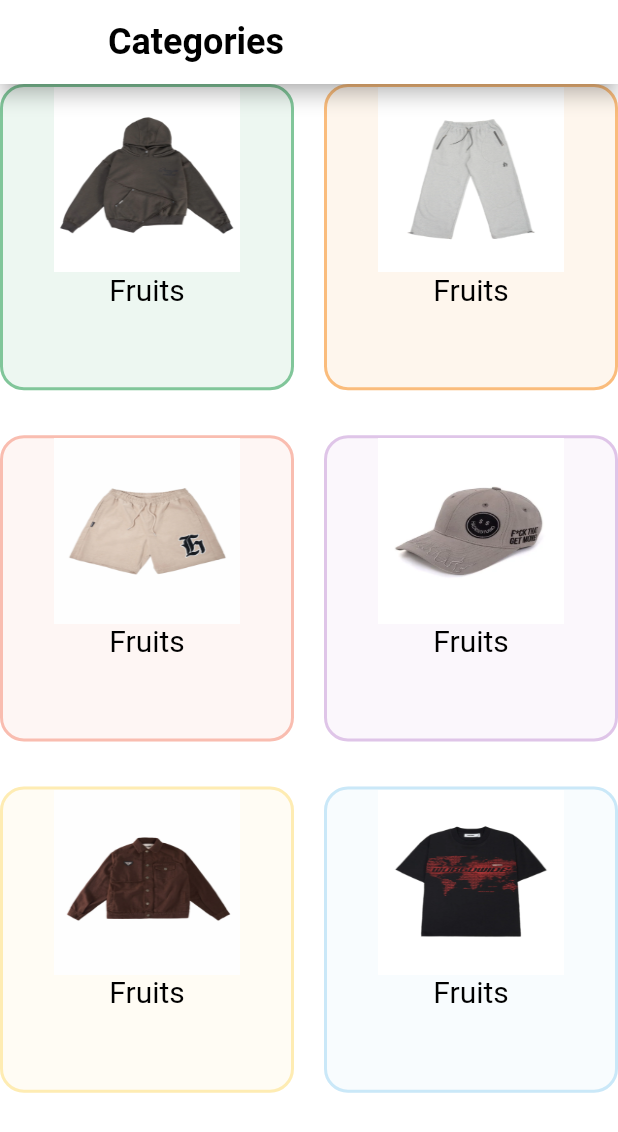
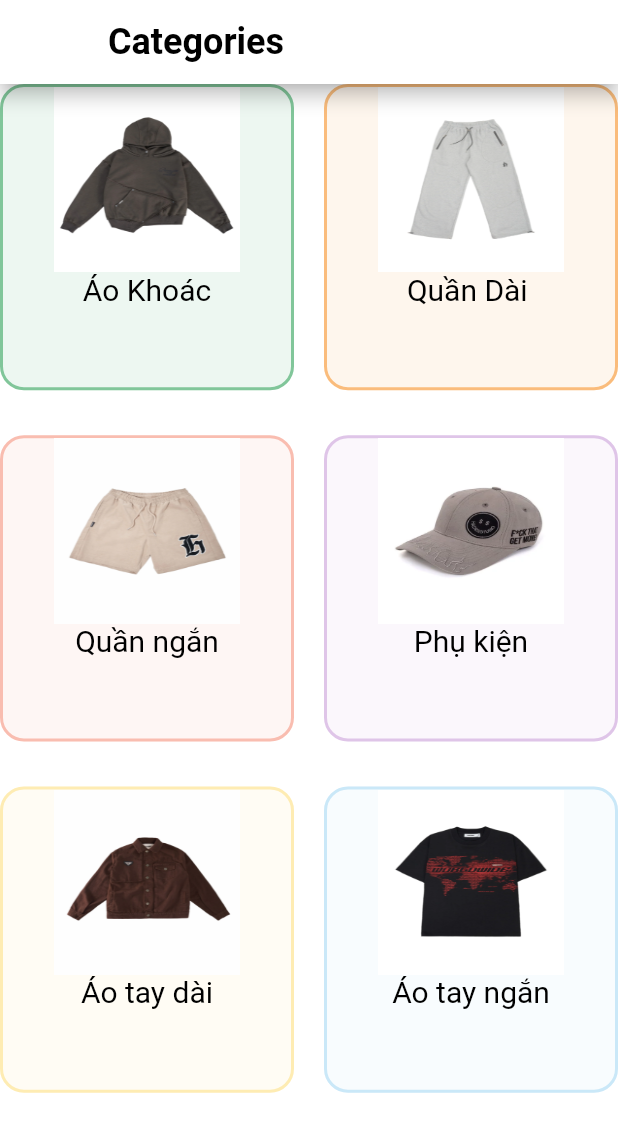
Before and after one commit to PhuThuan/bao_cao_di_dong, a Flutter app: the CategoriesScreen screen opened directly, on a phone screen of 412 x 824 dp. Shown: the top 1132 px of the screen. Run offline on Flutter 3.47's test engine with Material 2 defaults, Android fonts, the light colour scheme and no system bars; our stand-ins replace card_swiper, cloud_firestore, firebase_auth, firebase_core, flutter_iconly, shared_preferences and 1 more; accounts and stored records are empty; network calls fail.

Commit message:
them san pham tu data

```diff
--- a/bao_cao_cuoi_ki/lib/models/products_model.dart
+++ b/bao_cao_cuoi_ki/lib/models/products_model.dart
@@ -1,17 +1,6 @@
-import 'package:flutter/cupertino.dart';
-
-class ProductModel with ChangeNotifier {
-  final String id, title, imageUrl, productCategoryName;
-  final double price, salePrice;
-  final bool isOnSale, isPiece;
-
-  ProductModel(
-      {required this.id,
-      required this.title,
-      required this.imageUrl,
-      required this.productCategoryName,
-      required this.price,
-      required this.salePrice,
-      required this.isOnSale,
-      required this.isPiece});
+class ProductModel {
+  final String image;
+  final String name;
+  final int price;
+  ProductModel({required this.image, required this.name, required this.price});
 }
--- a/bao_cao_cuoi_ki/lib/screens/btm_bar.dart
+++ b/bao_cao_cuoi_ki/lib/screens/btm_bar.dart
@@ -8,6 +8,7 @@ import 'package:flutter_iconly/flutter_iconly.dart';
 import 'package:provider/provider.dart';
 
 class BottomBarScreen extends StatefulWidget {
+  static const routeName = "/BottomBarScreenState";
   const BottomBarScreen({super.key});
 
   @override
@@ -15,7 +16,7 @@ class BottomBarScreen extends StatefulWidget {
 }
 
 class _BottomBarScreenState extends State<BottomBarScreen> {
-  int _selectedIndex = 2;
+  int _selectedIndex = 0;
   final List<Map<String, dynamic>> _pages = [
     {'page': const HomeScreen(), 'title': 'Home Screen'},
     {'page': CategoriesScreen(), 'title': 'Categories Screen'},
--- a/bao_cao_cuoi_ki/lib/screens/categories.dart
+++ b/bao_cao_cuoi_ki/lib/screens/categories.dart
@@ -1,12 +1,16 @@
+import 'package:bao_cao_cuoi_ki/screens/product_screen.dart';
+import 'package:bao_cao_cuoi_ki/services/global_methods.dart';
 import 'package:bao_cao_cuoi_ki/services/utils.dart';
 import 'package:bao_cao_cuoi_ki/widgets/categories_widget.dart';
 import 'package:bao_cao_cuoi_ki/widgets/text_widget.dart';
+import 'package:flutter/foundation.dart';
 import 'package:flutter/material.dart';
 
 class CategoriesScreen extends StatelessWidget {
   CategoriesScreen({
     super.key,
   });
+  static const routeName = "/CategoriesScreenState";
   List<Color> gridColors = [
     const Color(0xff53B175),
     const Color(0xffF8A44C),
@@ -15,30 +19,31 @@ class CategoriesScreen extends StatelessWidget {
     const Color(0xffFDE598),
     const Color(0xffB7DFF5),
   ];
+
   List<Map<String, dynamic>> catInfo = [
     {
       'imgPath': 'assets/images/categories/aokhoac1.jpg',
-      'catText': 'Fruits',
+      'catText': 'Áo Khoác',
     },
     {
       'imgPath': 'assets/images/categories/quandai1.jpg',
-      'catText': 'Fruits',
+      'catText': 'Quần Dài ',
     },
     {
       'imgPath': 'assets/images/categories/quanngan1.jpg',
-      'catText': 'Fruits',
+      'catText': 'Quần ngắn',
     },
     {
       'imgPath': 'assets/images/categories/phukien1.jpg',
-      'catText': 'Fruits',
+      'catText': 'Phụ kiện',
     },
     {
       'imgPath': 'assets/images/categories/aotaydai1.jpg',
-      'catText': 'Fruits',
+      'catText': 'Áo tay dài',
     },
     {
       'imgPath': 'assets/images/categories/aotayngan1.jpg',
-      'catText': 'Fruits',
+      'catText': 'Áo tay ngắn',
     },
   ];
   @override
--- a/bao_cao_cuoi_ki/lib/widgets/categories_widget.dart
+++ b/bao_cao_cuoi_ki/lib/widgets/categories_widget.dart
@@ -1,9 +1,12 @@
 import 'package:bao_cao_cuoi_ki/provider/dart_theme_provider.dart';
+import 'package:bao_cao_cuoi_ki/screens/product_screen.dart';
+import 'package:bao_cao_cuoi_ki/services/global_methods.dart';
 import 'package:bao_cao_cuoi_ki/widgets/text_widget.dart';
 import 'package:flutter/material.dart';
 import 'package:provider/provider.dart';
 
 class CategoriesWiget extends StatelessWidget {
+
   const CategoriesWiget({
     super.key,
     required this.catText,
@@ -19,7 +22,10 @@ class CategoriesWiget extends StatelessWidget {
     final Color color = themeState.getDarkTheme ? Colors.white : Colors.black;
     return InkWell(
       onTap: () {
-        print('Catogory pressed');
+        if (catText == 'Áo Khoác') {
+          GlobalMethods.navigateTo(
+              ctx: context, routeName: ProductsScreen.routeName);
+        }
       },
       child: Container(
         // height: screenWidth * 0.6,
```
Also changed, not shown: bao_cao_cuoi_ki/lib/main.dart (+7 -1 lines), bao_cao_cuoi_ki/lib/provider/product_provider.dart (added, +28 -0 lines), bao_cao_cuoi_ki/lib/screens/product_screen.dart (added, +91 -0 lines), bao_cao_cuoi_ki/lib/screens/user.dart (+14 -11 lines), bao_cao_cuoi_ki/lib/widgets/product_widget.dart (added, +39 -0 lines).
